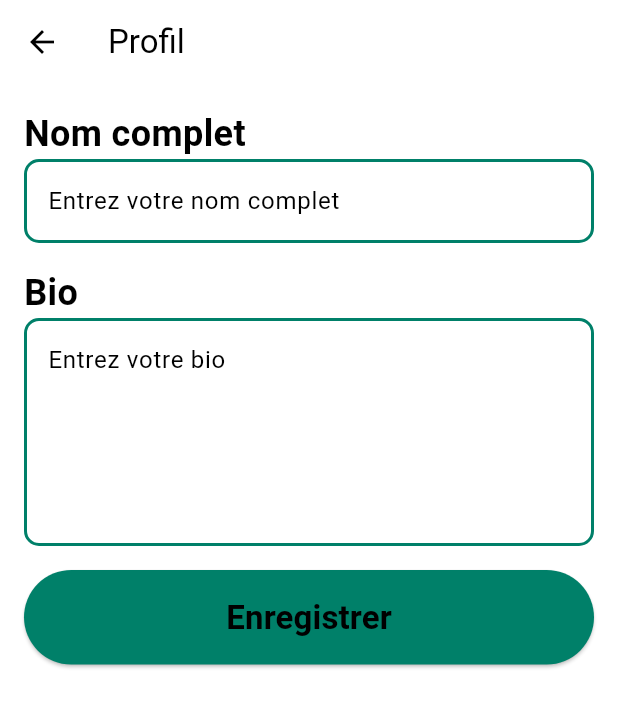
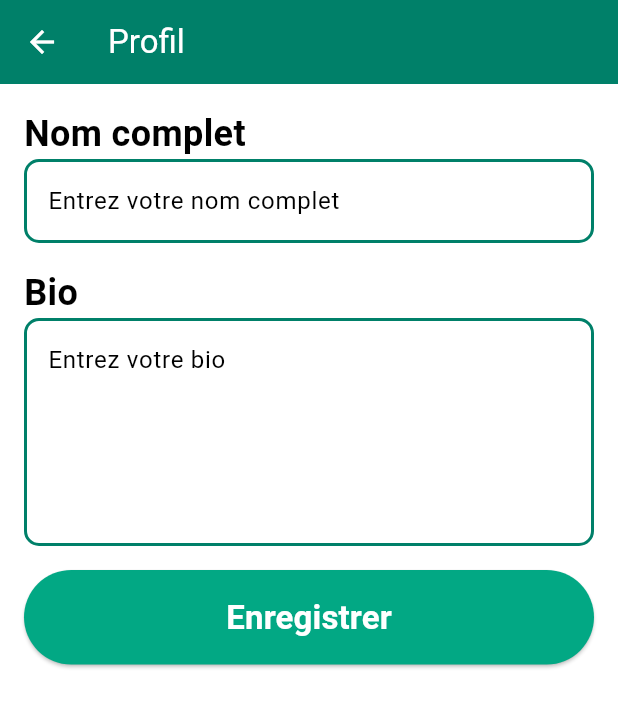
Before and after one commit to Edouard1er/m2dfs_chat_app, a Flutter app: the ProfilePage screen opened directly, on a phone screen of 412 x 824 dp. Shown: the top 707 px of the screen. Run offline on Flutter 3.47's test engine with Material 3 defaults, Android fonts, the phone set to English and light mode, and no system bars; our stand-ins replace cloud_firestore, email_validator, firebase_auth, firebase_core, shared_preferences; accounts and stored records are empty.

Commit message:
Ajuster les couleurs de fond et de texte dans HomePage et ProfilePage | Un peu de design est toujours bon haha

```diff
--- a/lib/pages/profile_page.dart
+++ b/lib/pages/profile_page.dart
@@ -78,7 +78,12 @@ class _ProfilePageState extends State<ProfilePage> {
       appBar: AppBar(
         title: const Text(
           kProfilePageTitle,
+          style: TextStyle(color: KColors.primaryColor),
         ),
+        iconTheme: const IconThemeData(
+          color: KColors.primaryColor,
+        ),
+        backgroundColor: KColors.whatsappGreen,
       ),
       body: Stack(
         children: [
@@ -132,9 +137,9 @@ class _ProfilePageState extends State<ProfilePage> {
                 ElevatedButton(
                   onPressed: updateProfile,
                   style: ElevatedButton.styleFrom(
-                    backgroundColor: KColors.whatsappGreen, // Couleur de fond vert pâle
-                    foregroundColor: Colors.black,    // Couleur du texte en noir
-                    padding: EdgeInsets.all(Insets.medium),
+                    backgroundColor: KColors.buttonWhatsappGreen, // Couleur de fond vert pâle
+                    foregroundColor: KColors.primaryColor,    // Couleur du texte en noir
+                    padding: const EdgeInsets.all(Insets.medium),
                   ),
                   child: const Text(
                     'Enregistrer',
```
Also changed, not shown: lib/pages/home_page.dart (+5 -3 lines).
